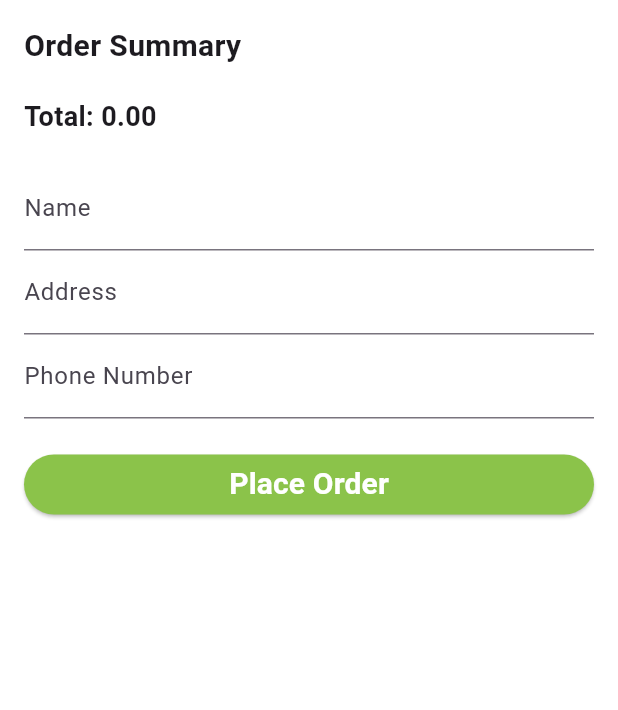
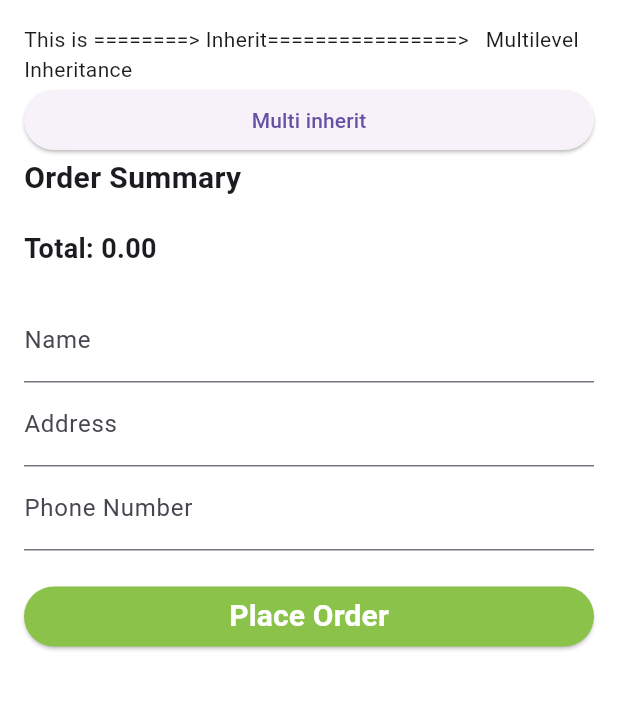
Before and after one commit to abbas-ali-dev/Healthy-Eating-App, a Flutter app: the CheckoutPage screen opened directly, on a phone screen of 412 x 824 dp, the part 84-794 px from its top. Run offline on Flutter 3.47's test engine with Material 3 defaults, Android fonts, the phone set to English and light mode, and no system bars; our stand-ins replace cloud_firestore, firebase_auth, firebase_core; accounts and stored records are empty.

Commit message:
............

```diff
--- a/lib/view/user/checkout_page.dart
+++ b/lib/view/user/checkout_page.dart
@@ -1,4 +1,6 @@
 import 'package:assignment_two/view/admin/admin_login.dart';
+import 'package:assignment_two/view/user/homepage.dart';
+import 'package:assignment_two/view/user/itemdescriptionpage.dart';
 import 'package:flutter/material.dart';
 import 'package:provider/provider.dart';
 import 'package:cloud_firestore/cloud_firestore.dart';
@@ -8,11 +10,16 @@ import '../../components/custom_app_bar.dart';
 
 
 class CheckoutPage extends StatefulWidget {
+  late String name;
+  CheckoutPage({this.name = ''});
   @override
   _CheckoutPageState createState() => _CheckoutPageState();
 }
 
 class _CheckoutPageState extends State<CheckoutPage> {
+  late String name;
+
+
   final TextEditingController nameController = TextEditingController();
   final TextEditingController addressController = TextEditingController();
   final TextEditingController phoneController = TextEditingController();
@@ -21,6 +28,7 @@ class _CheckoutPageState extends State<CheckoutPage> {
   Widget build(BuildContext context) {
     CartProvider cartProvider = Provider.of<CartProvider>(context);
 
+    HomePage homePage = HomePage();
 
     return Scaffold(
       appBar: CustomAppBar(title: "Checkout", showCartIcon: true),
@@ -29,6 +37,10 @@ class _CheckoutPageState extends State<CheckoutPage> {
         child: Column(
           crossAxisAlignment: CrossAxisAlignment.stretch,
           children: [
+            Text('This is ========> Inherit${homePage.ab}'),
+            ElevatedButton(onPressed: () {
+              print('========================> ${homePage.ab.characters}');
+            }, child: Text('Multi inherit')),
             Text(
               'Order Summary',
               style: TextStyle(fontSize: 20, fontWeight: FontWeight.bold),
--- a/lib/view/user/homepage.dart
+++ b/lib/view/user/homepage.dart
@@ -3,6 +3,9 @@ import '../../components/custom_app_bar.dart';
 import 'menupage.dart';
 
 class HomePage extends StatelessWidget {
+  late String ab;
+  HomePage({this.ab = '================>   Multilevel Inheritance'});
+
   @override
   Widget build(BuildContext context) {
     return Scaffold(
```
